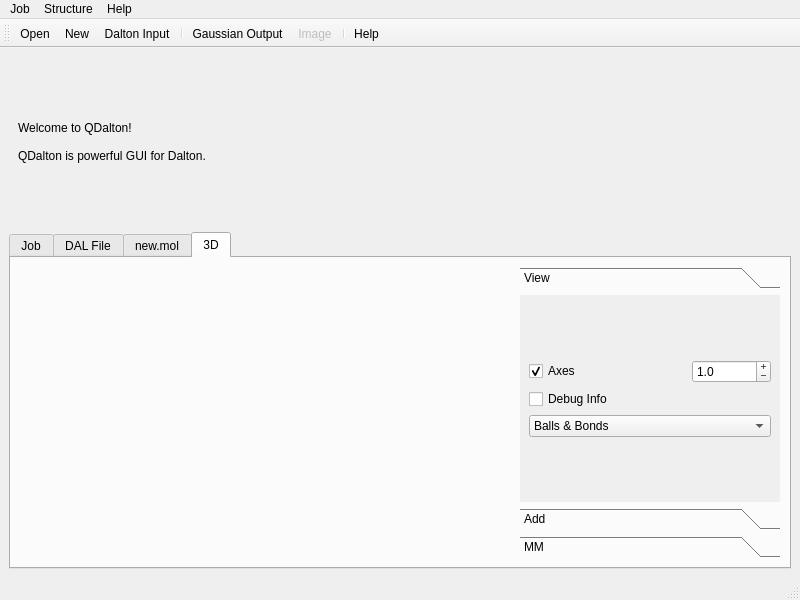
First picture: the form in Sources/MainWindow.ui, repository xMoad/qdalton, before the edit.
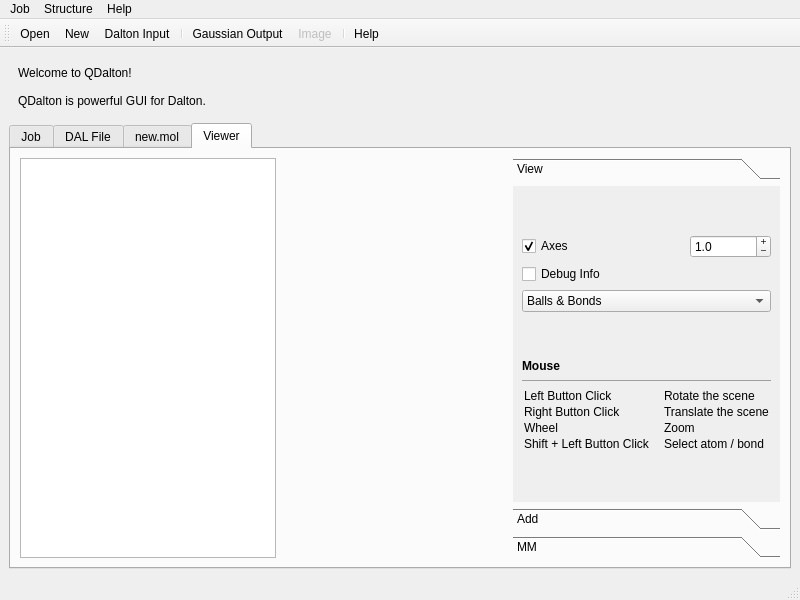
Second picture: the form after the edit. Icons and pictures are not drawn. Custom widgets are drawn as their Qt base class.

What changed in the file:
```diff
--- a/Sources/MainWindow.ui
+++ b/Sources/MainWindow.ui
@@ -186,9 +186,45 @@
       </widget>
       <widget class="QWidget" name="tab3d">
        <attribute name="title">
-        <string>3D</string>
+        <string>Viewer</string>
        </attribute>
-       <layout class="QHBoxLayout" name="horizontalLayout" stretch="1,0">
+       <layout class="QHBoxLayout" name="horizontalLayout" stretch="0,1,0">
+        <item>
+         <widget class="QTableWidget" name="conformersTableWidget">
+          <property name="editTriggers">
+           <set>QAbstractItemView::NoEditTriggers</set>
+          </property>
+          <property name="selectionMode">
+           <enum>QAbstractItemView::SingleSelection</enum>
+          </property>
+          <property name="selectionBehavior">
+           <enum>QAbstractItemView::SelectRows</enum>
+          </property>
+          <property name="sortingEnabled">
+           <bool>true</bool>
+          </property>
+          <property name="rowCount">
+           <number>0</number>
+          </property>
+          <property name="columnCount">
+           <number>2</number>
+          </property>
+          <attribute name="horizontalHeaderVisible">
+           <bool>false</bool>
+          </attribute>
+          <attribute name="horizontalHeaderShowSortIndicator" stdset="0">
+           <bool>true</bool>
+          </attribute>
+          <attribute name="horizontalHeaderStretchLastSection">
+           <bool>true</bool>
+          </attribute>
+          <attribute name="verticalHeaderVisible">
+           <bool>false</bool>
+          </attribute>
+          <column/>
+          <column/>
+         </widget>
+        </item>
         <item>
          <widget class="Render::Viewer" name="viewer" native="true"/>
         </item>
@@ -205,8 +241,8 @@
             <rect>
              <x>0</x>
              <y>0</y>
-             <width>260</width>
-             <height>211</height>
+             <width>316</width>
+             <height>267</height>
             </rect>
            </property>
            <attribute name="label">
@@ -298,7 +334,7 @@
               </property>
              </spacer>
             </item>
-            <item row="4" column="1" colspan="3">
+            <item row="6" column="1" colspan="3">
              <spacer name="verticalSpacer_4">
               <property name="orientation">
                <enum>Qt::Vertical</enum>
@@ -311,6 +347,50 @@
               </property>
              </spacer>
             </item>
+            <item row="5" column="1" colspan="3">
+             <widget class="QLabel" name="label_4">
+              <property name="text">
+               <string>&lt;b&gt;Mouse&lt;/b&gt; 
+&lt;hr&gt;
+&lt;table&gt;
+&lt;tr&gt;
+&lt;td&gt;Left Button Click&lt;/td&gt;
+&lt;td width=&quot;10&quot;&gt;&lt;/td&gt;
+&lt;td&gt;Rotate the scene&lt;/td&gt;
+&lt;/tr&gt;
+&lt;tr&gt;
+&lt;td&gt;Right Button Click&lt;/td&gt;
+&lt;td&gt;&lt;/td&gt;
+&lt;td&gt;Translate the scene&lt;/td&gt;
+&lt;/tr&gt;
+&lt;tr&gt;
+&lt;td&gt;Wheel&lt;/td&gt;
+&lt;td&gt;&lt;/td&gt;
+&lt;td&gt;Zoom&lt;/td&gt;
+&lt;/tr&gt;
+&lt;tr&gt;
+&lt;td&gt;Shift + Left Button Click&lt;/td&gt;
+&lt;td&gt;&lt;/td&gt;
+&lt;td&gt;Select atom / bond&lt;/td&gt;
+&lt;/tr&gt;
+&lt;/table&gt;
+</string>
+              </property>
+             </widget>
+            </item>
+            <item row="4" column="1" colspan="3">
+             <spacer name="verticalSpacer_7">
+              <property name="orientation">
+               <enum>Qt::Vertical</enum>
+              </property>
+              <property name="sizeHint" stdset="0">
+               <size>
+                <width>20</width>
+                <height>40</height>
+               </size>
+              </property>
+             </spacer>
+            </item>
            </layout>
           </widget>
           <widget class="QWidget" name="pageAdd">
```
Left out of the diff: 21 changed lines with no effect on the pictures.
